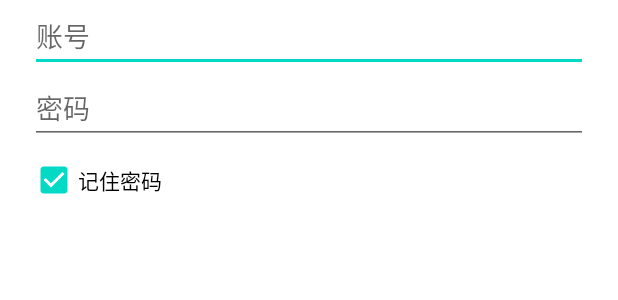
After one commit to toplawyerswang-svg/simple-browser, an Android app: the layout dialog_http_auth.xml on its own in the app's theme, with its tools: preview values and no code run, on a phone screen of 412 x 824 dp. The commit adds this screen. Shown: the top 300 px of the screen. Run offline under Robolectric (Android 15) with nearby library versions, the phone set to English and light mode, and no system bars.

Commit message:
feat: HTTP Basic 认证登录弹窗 + 记住密码 (v1.11.0)
WebView 默认静默取消 401 质询，网站弹不出账号密码框。
新增 onReceivedHttpAuthRequest 处理：弹账号/密码框，可按 域名+区域
记住密码（HttpAuthStore，Base64 存私有目录），登录成功后引擎会话级
缓存凭据，同站 XHR/子资源不再质询；并发 401 只弹一个窗。

```diff
--- a/app/build.gradle.kts
+++ b/app/build.gradle.kts
@@ -11,8 +11,8 @@ android {
         applicationId = "com.trae.lightboat"
         minSdk = 24
         targetSdk = 34
-        versionCode = 42
-        versionName = "1.10.5"
+        versionCode = 43
+        versionName = "1.11.0"
 
         testInstrumentationRunner = "androidx.test.runner.AndroidJUnitRunner"
     }
--- /dev/null
+++ b/app/src/main/res/layout/dialog_http_auth.xml
@@ -0,0 +1,31 @@
+<?xml version="1.0" encoding="utf-8"?>
+<LinearLayout xmlns:android="http://schemas.android.com/apk/res/android"
+    android:layout_width="match_parent"
+    android:layout_height="wrap_content"
+    android:orientation="vertical"
+    android:paddingStart="20dp"
+    android:paddingEnd="20dp">
+
+    <EditText
+        android:id="@+id/http_auth_username"
+        android:layout_width="match_parent"
+        android:layout_height="wrap_content"
+        android:hint="@string/http_auth_username_hint"
+        android:inputType="text"
+        android:maxLines="1" />
+
+    <EditText
+        android:id="@+id/http_auth_password"
+        android:layout_width="match_parent"
+        android:layout_height="wrap_content"
+        android:hint="@string/http_auth_password_hint"
+        android:inputType="textPassword"
+        android:maxLines="1" />
+
+    <CheckBox
+        android:id="@+id/http_auth_remember"
+        android:layout_width="match_parent"
+        android:layout_height="wrap_content"
+        android:checked="true"
+        android:text="@string/http_auth_remember" />
+</LinearLayout>
--- a/app/src/main/res/values/strings.xml
+++ b/app/src/main/res/values/strings.xml
@@ -351,4 +351,9 @@
     <string name="setting_clear_none">请至少选择一项</string>
     <string name="setting_clear_done">清理完成</string>
     <string name="toast_cache_cleared">网页缓存已清理</string>
+    <string name="http_auth_dialog_message">%1$s 需要账号密码登录</string>
+    <string name="http_auth_username_hint">账号</string>
+    <string name="http_auth_password_hint">密码</string>
+    <string name="http_auth_remember">记住密码</string>
+    <string name="http_auth_login">登录</string>
 </resources>
```
Also changed, not shown: app/src/main/java/com/trae/simplebrowser/MainActivity.kt (+68 -0 lines), app/src/main/java/com/trae/simplebrowser/core/HttpAuthStore.kt (added, +45 -0 lines).
